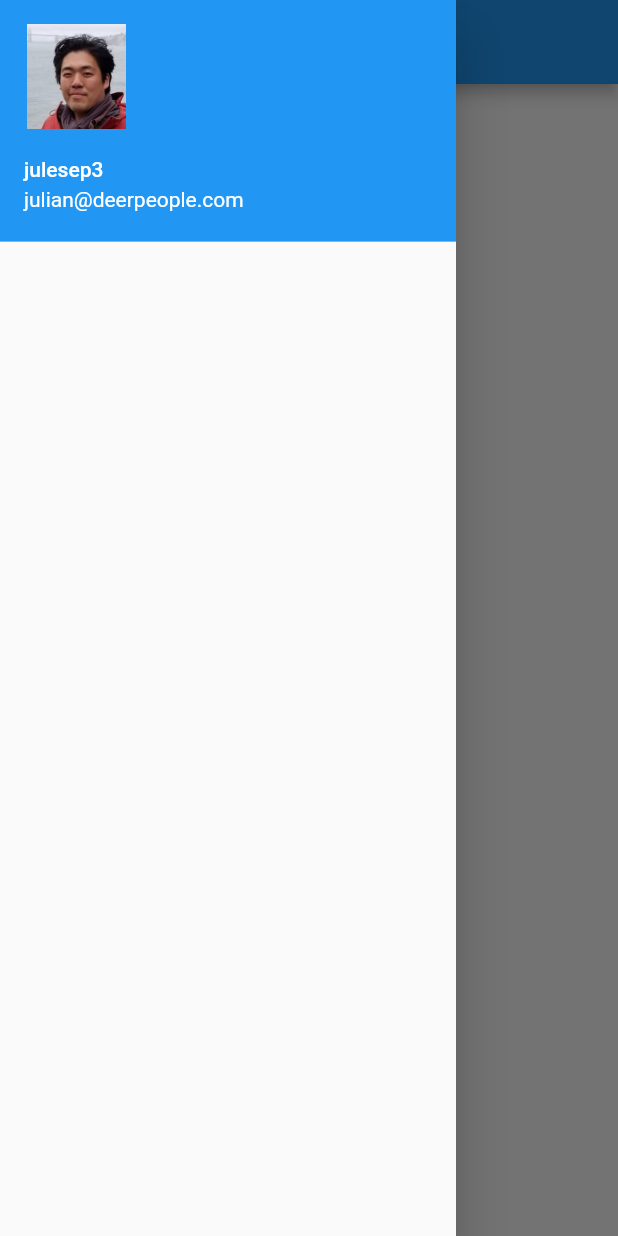
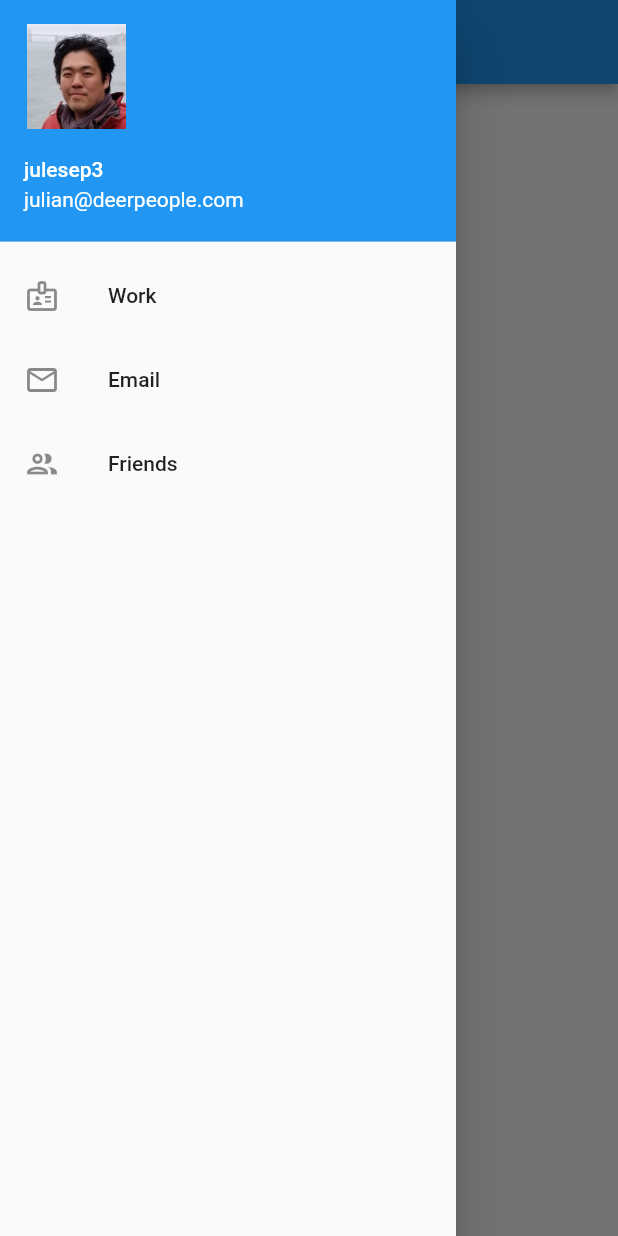
Before and after one commit to julesep3/FlutterExplorationProject, a Flutter app: the screen it shows after launch, with the side drawer open, on a phone screen of 412 x 824 dp. Run offline on Flutter 3.47's test engine with Material 2 defaults, Android fonts, the phone set to English and light mode, and no system bars.

Commit message:
add tiles to hamburger

```diff
--- a/lib/viewscreen/start_screen.dart
+++ b/lib/viewscreen/start_screen.dart
@@ -19,7 +19,28 @@ class StartScreen extends StatelessWidget {
             currentAccountPictureSize: Size(70.0, 70.0),
             accountName: Text('julesep3'),
             accountEmail: Text('julian@deerpeople.com'),
-          )
+          ),
+          ListTile(
+            leading: Icon(Icons.badge_outlined),
+            title: Text('Work'),
+            onTap: () {
+              print('+++++++++++++++++++ drawer: Work');
+            },
+          ),
+          ListTile(
+            leading: Icon(Icons.email_outlined),
+            title: Text('Email'),
+            onTap: () {
+              print('+++++++++++++++++++ drawer: Email');
+            },
+          ),
+          ListTile(
+            leading: Icon(Icons.people_outline_sharp),
+            title: Text('Friends'),
+            onTap: () {
+              print('+++++++++++++++++++ drawer: Friends');
+            },
+          ),
         ],
       )),
       backgroundColor: Colors.blueGrey[60],
```
